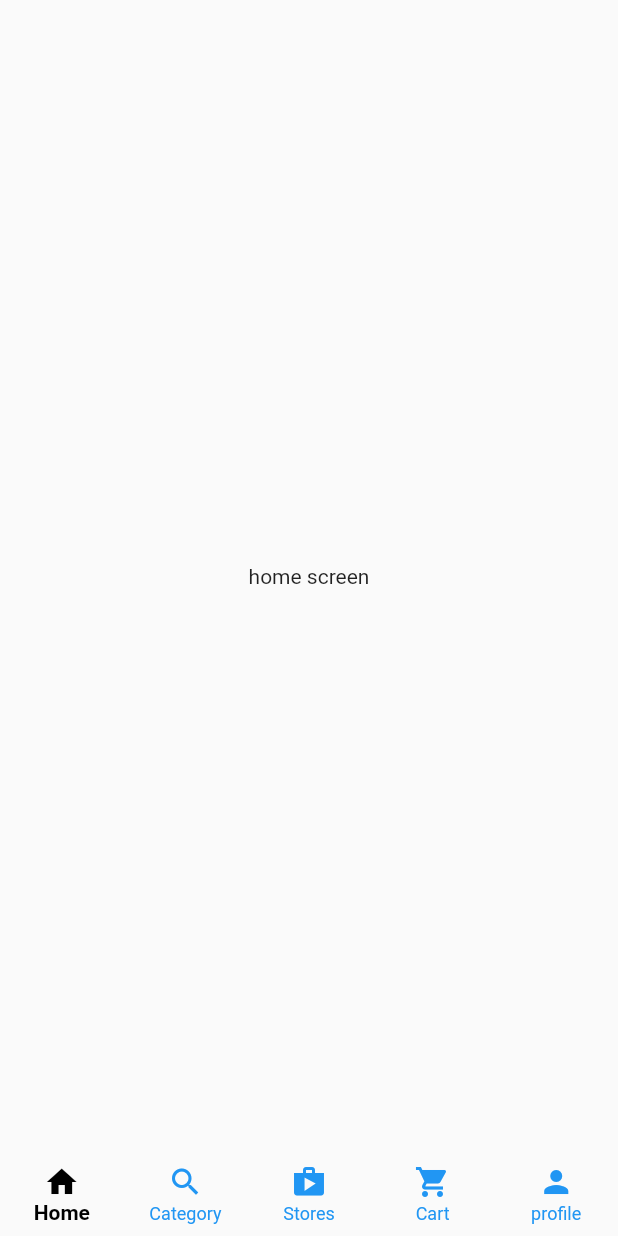
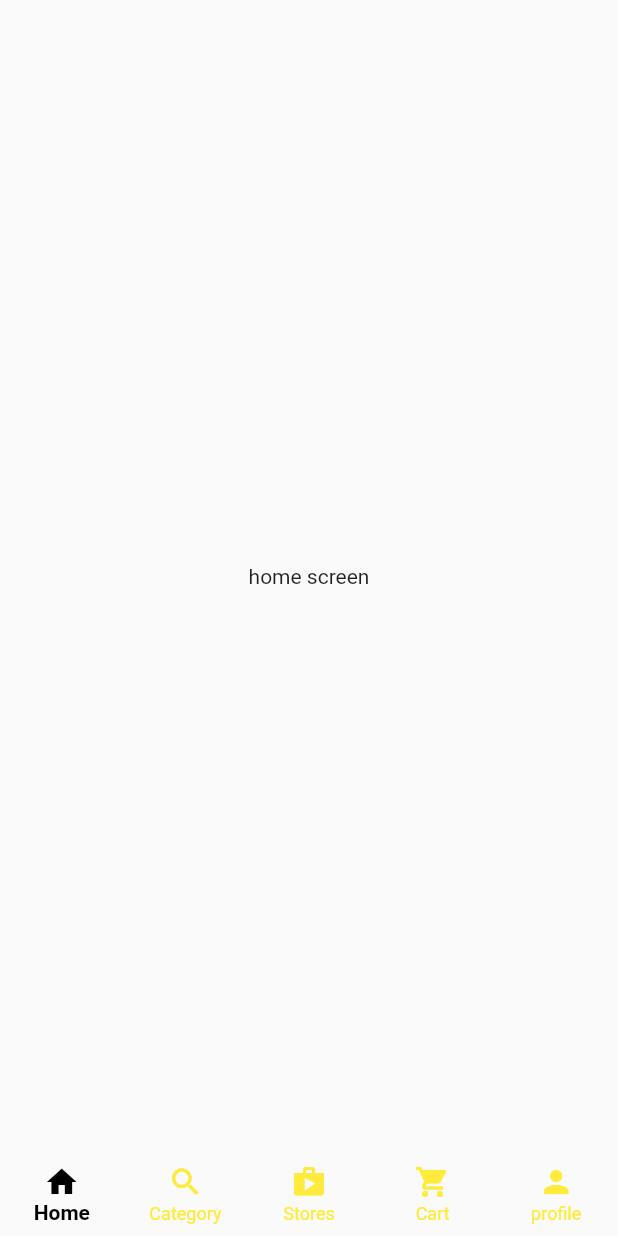
Before and after one commit to quocanh0712/final_techex_app, a Flutter app: the screen it shows after launch, on a phone screen of 412 x 824 dp. Run offline on Flutter 3.47's test engine with Material 2 defaults, Android fonts, the light colour scheme and no system bars.

Commit message:
Change color

```diff
--- a/lib/main_screens/customer_home.dart
+++ b/lib/main_screens/customer_home.dart
@@ -25,7 +25,7 @@ class _CustomerHomeScreenState extends State<CustomerHomeScreen> {
         type: BottomNavigationBarType.fixed,
         selectedLabelStyle: const TextStyle(fontWeight: FontWeight.w600),
         selectedItemColor: Colors.black,
-        unselectedItemColor: Colors.blue,
+        unselectedItemColor: Colors.yellow,
         currentIndex: _selectedIndex,
         items: const [
           BottomNavigationBarItem(
```
